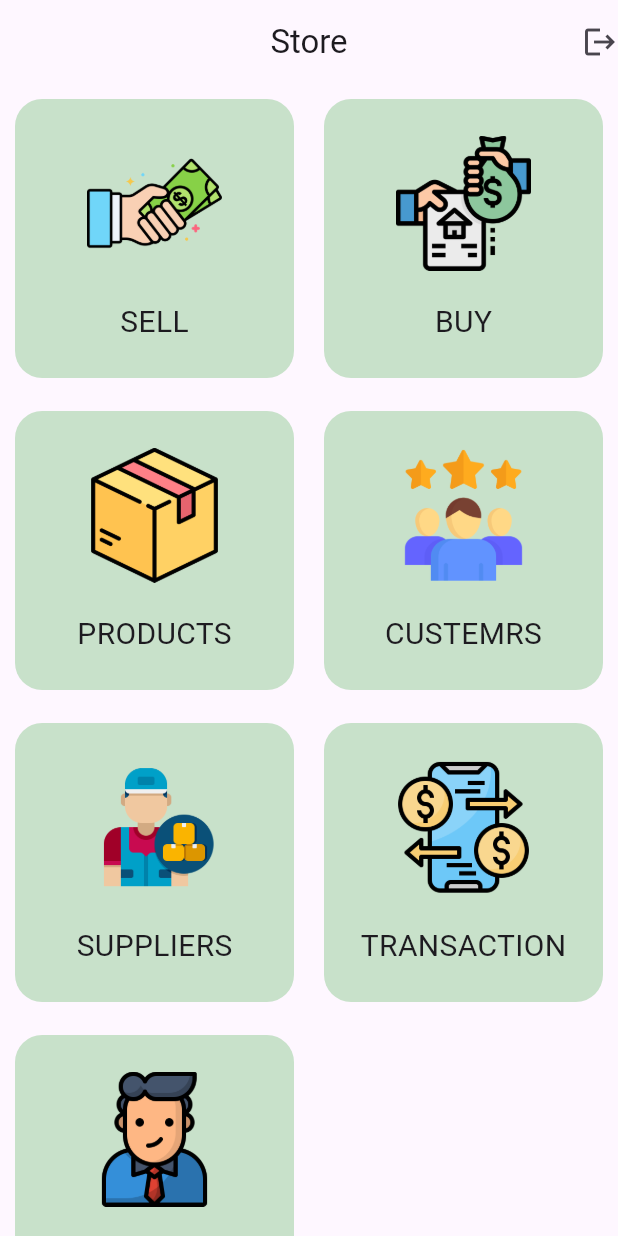
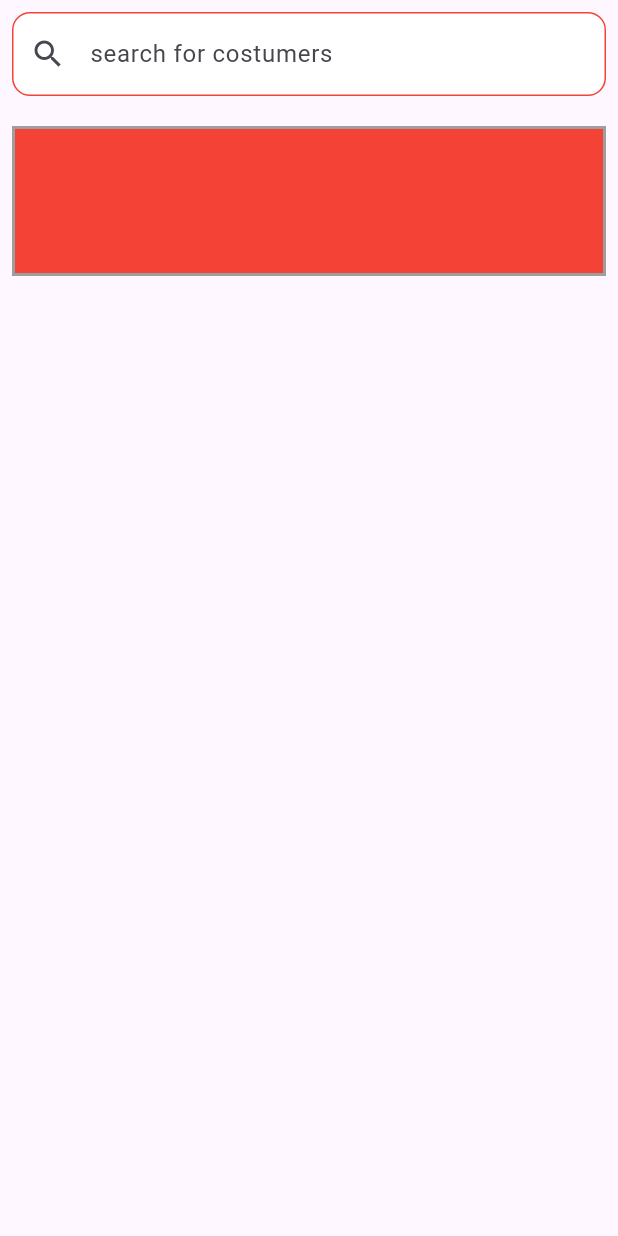
Before and after one commit to 1oussamai/stock_management, a Flutter app: the screen it shows after launch, on a phone screen of 412 x 824 dp. Run offline on Flutter 3.47's test engine with Material 3 defaults, Android fonts, the phone set to English and light mode, and no system bars.

Commit message:
creating costum search bar

```diff
--- /dev/null
+++ b/lib/features/custemrs/presentation/views/custemrs_view.dart
@@ -0,0 +1,31 @@
+import 'package:flutter/material.dart';
+import 'package:gestion/widgets/costum_search_bar.dart';
+
+class CustemrsView extends StatelessWidget {
+  const CustemrsView({super.key});
+
+  @override
+  Widget build(BuildContext context) {
+    return SafeArea(
+      child: Scaffold(
+        body: Padding(
+          padding: const EdgeInsets.all(8.0),
+          child: Column(
+            children: [
+              CostumSearchBar(),
+              SizedBox(height: 20),
+              Container(
+                height: 100,
+                width: double.infinity,
+                decoration: BoxDecoration(
+                  border: Border.all(width: 2, color: Colors.grey),
+                  color: Colors.red,
+                ),
+              ),
+            ],
+          ),
+        ),
+      ),
+    );
+  }
+}
--- a/lib/main.dart
+++ b/lib/main.dart
@@ -1,4 +1,5 @@
 import 'package:flutter/material.dart';
+import 'package:gestion/features/custemrs/presentation/views/custemrs_view.dart';
 import 'package:gestion/pages/home_page.dart';
 
 void main() {
@@ -15,7 +16,7 @@ class MyApp extends StatelessWidget {
         colorScheme: ColorScheme.fromSeed(seedColor: Colors.deepPurple),
         useMaterial3: true,
       ),
-      home: const HomePage(),
+      home: const CustemrsView(),
     );
   }
 }
--- /dev/null
+++ b/lib/widgets/costum_search_bar.dart
@@ -0,0 +1,32 @@
+import 'package:flutter/material.dart';
+
+class CostumSearchBar extends StatelessWidget {
+  const CostumSearchBar({super.key});
+
+  @override
+  Widget build(BuildContext context) {
+    return TextFormField(
+      decoration: InputDecoration(
+          hintText: "search for costumers",
+          prefixIcon: const Icon(Icons.search),
+          filled: true,
+          fillColor: Colors.white,
+          border: OutlineInputBorder(
+            borderRadius: BorderRadius.circular(12),
+            borderSide: const BorderSide(
+              color: Colors.black,
+            ),
+          ),
+          enabledBorder: OutlineInputBorder(
+            borderRadius: BorderRadius.circular(12),
+            borderSide: const BorderSide(color: Colors.red),
+          ),
+          focusedBorder: OutlineInputBorder(
+            borderRadius: BorderRadius.circular(12),
+            borderSide: BorderSide(
+              color: Colors.green.withValues(green: 0.2, alpha: 0.2),
+            ),
+          )),
+    );
+  }
+}
--- a/lib/widgets/item_card_view.dart
+++ b/lib/widgets/item_card_view.dart
@@ -4,15 +4,18 @@ class ItemCardView extends StatelessWidget {
   const ItemCardView({
     super.key,
     required this.name,
-    required this.icon,
+    required this.icon, this.onTap,
   });
   final String name;
   final String icon;
+ final void Function()? onTap;
 
   @override
   Widget build(BuildContext context) {
     return Padding(
       padding: const EdgeInsets.symmetric(horizontal: 10, vertical: 10),
+      child: GestureDetector(
+        onTap: onTap,
         child: Container(
           height: 170,
           width: 170,
@@ -38,6 +41,7 @@ class ItemCardView extends StatelessWidget {
             ],
           ),
         ),
+      ),
     );
   }
 }
```
Lines whose indentation alone changed are shown as unchanged.
